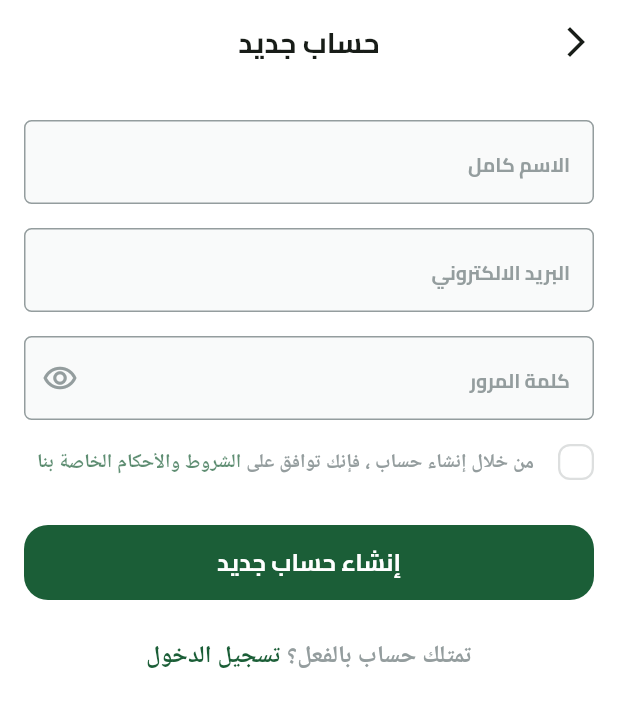
After one commit to mostafamo7amed/Fruits-App, a Flutter app: the SignupView screen opened by its route, on a phone screen of 412 x 824 dp. The commit adds this screen. Shown: the top 707 px of the screen. Run offline on Flutter 3.47's test engine with Material 3 defaults, Android fonts, the phone set to English and light mode, and no system bars; our stand-ins replace dots_indicator, firebase_core, flutter_svg, shared_preferences; accounts and stored records are empty; generated files the repository leaves out were written again.

Commit message:
add signup view and firebase configuration

```diff
--- a/lib/core/helper_functions/on_generate_routes.dart
+++ b/lib/core/helper_functions/on_generate_routes.dart
@@ -4,6 +4,7 @@ import 'package:fruits/features/onBoarding/view/on_boarding_view.dart';
 import 'package:fruits/features/splash/presentation/view/splash_view.dart';
 
 import '../../features/auth/presentation/view/login_view.dart';
+import '../../features/auth/presentation/view/signup_view.dart';
 
 Route<dynamic> onGenerateRoute (RouteSettings settings){
   switch(settings.name){
@@ -11,6 +12,8 @@ Route<dynamic> onGenerateRoute (RouteSettings settings){
       return CupertinoPageRoute(builder: (_) => const SplashView());
     case  LoginView.routeName:
       return CupertinoPageRoute(builder: (_) => const LoginView());
+    case  SignupView.routeName:
+      return CupertinoPageRoute(builder: (_) => const SignupView());
     case  OnBoardingView.routeName:
       return CupertinoPageRoute(builder: (_) => const OnBoardingView());
     default:
--- a/lib/core/utils/app_manager/app_assets.dart
+++ b/lib/core/utils/app_manager/app_assets.dart
@@ -11,5 +11,6 @@ class AssetsData {
   static const facebook = "$basePath/facebook_icon.svg";
   static const apple = "$basePath/apple_icon.svg";
   static const google = "$basePath/google_icon.svg";
+  static const check = "$basePath/check.svg";
 
 }
--- a/lib/core/utils/app_manager/app_colors.dart
+++ b/lib/core/utils/app_manager/app_colors.dart
@@ -9,5 +9,6 @@ class AppColor {
   static Color grayColor = const Color(0xff4e5556);
   static Color lightGrayColor = const Color(0xff949d9e);
   static Color fillColor = const Color(0xfff9fafa);
+  static Color checkBoxColor = const Color(0xffdddfdf);
 
 }
--- a/lib/features/auth/presentation/view/login_view.dart
+++ b/lib/features/auth/presentation/view/login_view.dart
@@ -4,6 +4,7 @@ import 'package:fruits/core/utils/app_manager/app_assets.dart';
 import 'package:fruits/core/utils/app_manager/app_styles.dart';
 import 'package:fruits/core/utils/widgets/build_app_bar.dart';
 import 'package:fruits/core/utils/widgets/custom_text_form_field.dart';
+import 'package:fruits/features/auth/presentation/view/signup_view.dart';
 import 'package:fruits/features/auth/presentation/view/widgets/divider_widget.dart';
 import 'package:fruits/features/auth/presentation/view/widgets/social_button.dart';
 
@@ -76,7 +77,7 @@ class LoginView extends StatelessWidget {
                       TextSpan(
                         recognizer: TapGestureRecognizer()
                           ..onTap = () {
-                            // Navigator.of(context).pushReplacementNamed(SignUpView.routeName);
+                             Navigator.of(context).pushNamed(SignupView.routeName);
                           },
                         text: 'قم بإنشاء حساب',
                         style: Styles.semiBold16
--- /dev/null
+++ b/lib/features/auth/presentation/view/signup_view.dart
@@ -0,0 +1,92 @@
+import 'package:flutter/gestures.dart';
+import 'package:flutter/material.dart';
+import 'package:fruits/core/utils/widgets/custom_text_form_field.dart';
+import 'package:fruits/features/auth/presentation/view/widgets/terms_and_conditions.dart';
+
+import '../../../../core/utils/app_manager/app_colors.dart';
+import '../../../../core/utils/app_manager/app_styles.dart';
+import '../../../../core/utils/widgets/build_app_bar.dart';
+import '../../../../core/utils/widgets/custom_button.dart';
+
+class SignupView extends StatelessWidget {
+  const SignupView({super.key});
+  static const routeName = 'signup';
+
+  @override
+  Widget build(BuildContext context) {
+    return Scaffold(
+        appBar: buildAppBar(context, title: 'حساب جديد', showBackButton: true),
+        body: SingleChildScrollView(
+          physics: BouncingScrollPhysics(),
+          child: Padding(
+            padding: const EdgeInsets.symmetric(horizontal: 16.0),
+            child: Column(
+              children: [
+                SizedBox(
+                  height: 24,
+                ),
+                CustomTextFormField(
+                  controller: TextEditingController(),
+                  hintText: 'الاسم كامل',
+                  keyboardType: TextInputType.text,
+                ),
+                SizedBox(
+                  height: 16,
+                ),
+                CustomTextFormField(
+                  controller: TextEditingController(),
+                  hintText: 'البريد الالكتروني',
+                  keyboardType: TextInputType.emailAddress,
+                ),
+                SizedBox(
+                  height: 16,
+                ),
+                CustomTextFormField(
+                  controller: TextEditingController(),
+                  hintText: 'كلمة المرور',
+                  keyboardType: TextInputType.visiblePassword,
+                  suffixIcon: IconButton(
+                    icon: Icon(Icons.remove_red_eye_outlined),
+                    color: AppColor.lightGrayColor,
+                    onPressed: () {},
+                  ),
+                ),
+                SizedBox(
+                  height: 16,
+                ),
+                TermsAndConditions(),
+                SizedBox(
+                  height: 30,
+                ),
+                CustomButton(
+                  text: 'إنشاء حساب جديد',
+                  onPressed: () {
+
+                  },
+                ),
+                SizedBox(
+                  height: 25,
+                ),
+                Text.rich(
+                  TextSpan(
+                    text: 'تمتلك حساب بالفعل؟ ',
+                    style: Styles.semiBold16.copyWith(color: AppColor.lightGrayColor),
+                    children: <TextSpan>[
+                      TextSpan(
+                        text: 'تسجيل الدخول',
+                        style: Styles.semiBold16.copyWith(
+                            color: AppColor.primaryColor),
+                        recognizer: TapGestureRecognizer()
+                          ..onTap = () {
+                            Navigator.pop(context);
+                          },
+                      ),
+                    ],
+                  ),
+                )
+              ],
+            ),
+          ),
+        ));
+  }
+}
--- /dev/null
+++ b/lib/features/auth/presentation/view/widgets/custom_check_box.dart
@@ -0,0 +1,37 @@
+import 'package:flutter/material.dart';
+import 'package:flutter_svg/svg.dart';
+
+import '../../../../../core/utils/app_manager/app_assets.dart';
+import '../../../../../core/utils/app_manager/app_colors.dart';
+
+class CustomCheckBox extends StatelessWidget {
+  const CustomCheckBox({
+    super.key, required this.isChecked, required this.onChecked,
+  });
+  final bool isChecked;
+
+  final ValueChanged<bool> onChecked;
+
+  @override
+  Widget build(BuildContext context) {
+    return GestureDetector(
+      onTap: () {
+        onChecked(!isChecked);
+      },
+      child: AnimatedContainer(
+        width: 24,
+        height: 24,
+        duration: Duration(milliseconds: 100),
+        decoration: BoxDecoration(
+          color: isChecked ? AppColor.primaryColor : Colors.transparent,
+          border: Border.all(color: isChecked ?  Colors.transparent : AppColor.checkBoxColor, width: 1.5),
+          borderRadius: BorderRadius.circular(8),
+        ),
+        child: isChecked ? Padding(
+          padding: const EdgeInsets.all(4.0),
+          child: SvgPicture.asset(AssetsData.check),
+        ):SizedBox(),
+      ),
+    );
+  }
+}
--- /dev/null
+++ b/lib/features/auth/presentation/view/widgets/terms_and_conditions.dart
@@ -0,0 +1,56 @@
+import 'package:flutter/gestures.dart';
+import 'package:flutter/material.dart';
+import 'package:flutter_svg/flutter_svg.dart';
+import 'package:fruits/core/utils/app_manager/app_assets.dart';
+import 'package:fruits/core/utils/app_manager/app_colors.dart';
+import 'package:fruits/core/utils/app_manager/app_styles.dart';
+
+import 'custom_check_box.dart';
+
+class TermsAndConditions extends StatefulWidget {
+  const TermsAndConditions({super.key});
+
+  @override
+  State<TermsAndConditions> createState() => _TermsAndConditionsState();
+}
+
+class _TermsAndConditionsState extends State<TermsAndConditions> {
+  bool termsAccepted = false;
+  @override
+  Widget build(BuildContext context) {
+    return Row(
+      children: [
+        CustomCheckBox(
+          isChecked: termsAccepted,
+          onChecked: (value) {
+            setState(() {
+              termsAccepted = value;
+            });
+          },
+        ),
+        const SizedBox(
+          width: 16,
+        ),
+        Expanded(
+          child: RichText(
+            text: TextSpan(
+              text: 'من خلال إنشاء حساب ، فإنك توافق على ',
+              style: Styles.semiBold13.copyWith(color: AppColor.lightGrayColor),
+              children: <TextSpan>[
+                TextSpan(
+                  text: 'الشروط والأحكام الخاصة بنا',
+                  style: Styles.semiBold13.copyWith(
+                      color: AppColor.primaryColor.withValues(alpha: .7)),
+                  recognizer: TapGestureRecognizer()
+                    ..onTap = () {
+                      //TODO: navigate to terms and conditions
+                    },
+                ),
+              ],
+            ),
+          ),
+        )
+      ],
+    );
+  }
+}
--- a/lib/main.dart
+++ b/lib/main.dart
@@ -1,3 +1,4 @@
+import 'package:firebase_core/firebase_core.dart';
 import 'package:flutter/material.dart';
 import 'package:flutter_localizations/flutter_localizations.dart';
 import 'package:fruits/core/helper_functions/on_generate_routes.dart';
@@ -5,10 +6,14 @@ import 'package:fruits/core/services/app_references.dart';
 import 'package:fruits/core/utils/app_manager/app_colors.dart';
 
 import 'features/splash/presentation/view/splash_view.dart';
+import 'firebase_options.dart';
 import 'generated/l10n.dart';
 
 void main() async {
   WidgetsFlutterBinding.ensureInitialized();
+  await Firebase.initializeApp(
+    options: DefaultFirebaseOptions.currentPlatform,
+  );
    await AppReference.init();
   runApp(const Fruits());
 }
--- a/pubspec.yaml
+++ b/pubspec.yaml
@@ -39,6 +39,7 @@ dependencies:
     sdk: flutter
   dots_indicator: ^3.0.0
   shared_preferences: ^2.3.4
+  firebase_core: ^3.9.0
 
 
 dev_dependencies:
```
Also changed, not shown: assets/images/check.svg (added), pubspec.lock, 6 other files.
